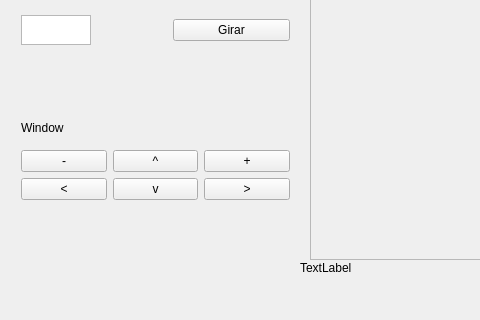
First picture: the form in mainwindow.ui, repository joaozeni/Trab1_CG_ClaudioJoao, before the edit; both pictures show x 0 to 480 and y 307 to 627 of the 1177 by 627 pixel window.
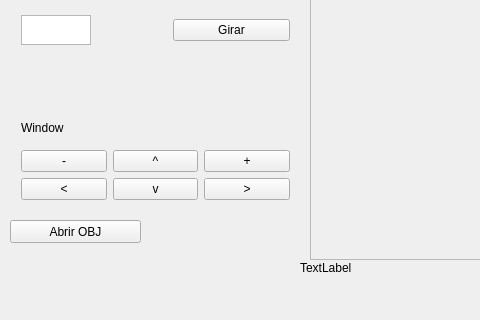
Second picture: the form after the edit. Custom widgets are drawn as their Qt base class.

Commit message: Adicionado dialogo

The edit to the form file:
```diff
--- a/mainwindow.ui
+++ b/mainwindow.ui
@@ -637,6 +637,19 @@
      <string>TextLabel</string>
     </property>
    </widget>
+   <widget class="QPushButton" name="open_obj_btn">
+    <property name="geometry">
+     <rect>
+      <x>10</x>
+      <y>510</y>
+      <width>131</width>
+      <height>23</height>
+     </rect>
+    </property>
+    <property name="text">
+     <string>Abrir OBJ</string>
+    </property>
+   </widget>
   </widget>
   <widget class="QMenuBar" name="menuBar">
    <property name="geometry">
```
The commit also changes 2 other files.
